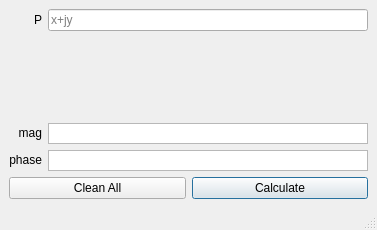
Qt form ui/rect2polar.ui (urbanij/syRF) before a commit.
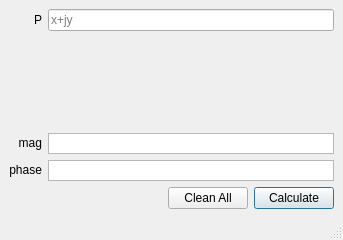
The same form after that commit.

Commit message: - moved λ/4 calculation to own window - new screenshots - minor edits html fron page

Patch:
```diff
--- a/ui/rect2polar.ui
+++ b/ui/rect2polar.ui
@@ -6,8 +6,8 @@
    <rect>
     <x>0</x>
     <y>0</y>
-    <width>377</width>
-    <height>230</height>
+    <width>343</width>
+    <height>240</height>
    </rect>
   </property>
   <property name="sizePolicy">
@@ -22,10 +22,86 @@
   <widget class="QWidget" name="centralwidget">
    <layout class="QGridLayout" name="gridLayout_2">
     <item row="0" column="0">
-     <layout class="QVBoxLayout" name="verticalLayout">
-      <item>
        <layout class="QGridLayout" name="gridLayout">
+      <item row="4" column="2">
+       <widget class="QPushButton" name="clean_all12_button">
+        <property name="text">
+         <string>Clean All</string>
+        </property>
+       </widget>
+      </item>
+      <item row="0" column="0">
+       <widget class="QLabel" name="label_82">
+        <property name="sizePolicy">
+         <sizepolicy hsizetype="Minimum" vsizetype="Preferred">
+          <horstretch>0</horstretch>
+          <verstretch>0</verstretch>
+         </sizepolicy>
+        </property>
+        <property name="text">
+         <string>&lt;html&gt;&lt;head/&gt;&lt;body&gt;&lt;p&gt;P&lt;/p&gt;&lt;/body&gt;&lt;/html&gt;</string>
+        </property>
+        <property name="alignment">
+         <set>Qt::AlignRight|Qt::AlignTrailing|Qt::AlignVCenter</set>
+        </property>
+       </widget>
+      </item>
+      <item row="4" column="3">
+       <widget class="QPushButton" name="calculate12_button">
+        <property name="text">
+         <string>Calculate</string>
+        </property>
+        <property name="default">
+         <bool>true</bool>
+        </property>
+       </widget>
+      </item>
+      <item row="2" column="0">
+       <widget class="QLabel" name="label_83">
+        <property name="sizePolicy">
+         <sizepolicy hsizetype="Minimum" vsizetype="Preferred">
+          <horstretch>0</horstretch>
+          <verstretch>0</verstretch>
+         </sizepolicy>
+        </property>
+        <property name="text">
+         <string>&lt;html&gt;&lt;head/&gt;&lt;body&gt;&lt;p&gt;mag&lt;/p&gt;&lt;/body&gt;&lt;/html&gt;</string>
+        </property>
+        <property name="alignment">
+         <set>Qt::AlignRight|Qt::AlignTrailing|Qt::AlignVCenter</set>
+        </property>
+       </widget>
+      </item>
+      <item row="3" column="0">
+       <widget class="QLabel" name="label_78">
+        <property name="sizePolicy">
+         <sizepolicy hsizetype="Minimum" vsizetype="Preferred">
+          <horstretch>0</horstretch>
+          <verstretch>0</verstretch>
+         </sizepolicy>
+        </property>
+        <property name="text">
+         <string>&lt;html&gt;&lt;head/&gt;&lt;body&gt;&lt;p&gt;phase&lt;/p&gt;&lt;/body&gt;&lt;/html&gt;</string>
+        </property>
+        <property name="alignment">
+         <set>Qt::AlignRight|Qt::AlignTrailing|Qt::AlignVCenter</set>
+        </property>
+       </widget>
+      </item>
         <item row="4" column="1">
+       <spacer name="horizontalSpacer">
+        <property name="orientation">
+         <enum>Qt::Horizontal</enum>
+        </property>
+        <property name="sizeHint" stdset="0">
+         <size>
+          <width>40</width>
+          <height>20</height>
+         </size>
+        </property>
+       </spacer>
+      </item>
+      <item row="3" column="1" colspan="3">
          <widget class="QTextBrowser" name="phase_text_browser">
           <property name="maximumSize">
            <size>
@@ -38,109 +114,41 @@
           </property>
          </widget>
         </item>
-        <item row="0" column="1" rowspan="2">
+      <item row="2" column="1" colspan="3">
+       <widget class="QTextBrowser" name="mag_text_browser">
+        <property name="maximumSize">
+         <size>
+          <width>16777215</width>
+          <height>21</height>
+         </size>
+        </property>
+        <property name="verticalScrollBarPolicy">
+         <enum>Qt::ScrollBarAlwaysOff</enum>
+        </property>
+       </widget>
+      </item>
+      <item row="0" column="1" colspan="3">
          <widget class="QLineEdit" name="P_coord_lineedit">
           <property name="placeholderText">
            <string>x+jy</string>
           </property>
          </widget>
         </item>
-        <item row="0" column="0" rowspan="2">
-         <widget class="QLabel" name="label_82">
-          <property name="sizePolicy">
-           <sizepolicy hsizetype="Minimum" vsizetype="Preferred">
-            <horstretch>0</horstretch>
-            <verstretch>0</verstretch>
-           </sizepolicy>
-          </property>
-          <property name="text">
-           <string>&lt;html&gt;&lt;head/&gt;&lt;body&gt;&lt;p&gt;P&lt;/p&gt;&lt;/body&gt;&lt;/html&gt;</string>
-          </property>
-          <property name="alignment">
-           <set>Qt::AlignRight|Qt::AlignTrailing|Qt::AlignVCenter</set>
-          </property>
-         </widget>
-        </item>
-        <item row="3" column="1">
-         <widget class="QTextBrowser" name="mag_text_browser">
-          <property name="maximumSize">
-           <size>
-            <width>16777215</width>
-            <height>21</height>
-           </size>
-          </property>
-          <property name="verticalScrollBarPolicy">
-           <enum>Qt::ScrollBarAlwaysOff</enum>
-          </property>
-         </widget>
-        </item>
-        <item row="4" column="0">
-         <widget class="QLabel" name="label_78">
-          <property name="sizePolicy">
-           <sizepolicy hsizetype="Minimum" vsizetype="Preferred">
-            <horstretch>0</horstretch>
-            <verstretch>0</verstretch>
-           </sizepolicy>
-          </property>
-          <property name="text">
-           <string>&lt;html&gt;&lt;head/&gt;&lt;body&gt;&lt;p&gt;phase&lt;/p&gt;&lt;/body&gt;&lt;/html&gt;</string>
-          </property>
-          <property name="alignment">
-           <set>Qt::AlignRight|Qt::AlignTrailing|Qt::AlignVCenter</set>
-          </property>
-         </widget>
-        </item>
-        <item row="3" column="0">
-         <widget class="QLabel" name="label_83">
-          <property name="sizePolicy">
-           <sizepolicy hsizetype="Minimum" vsizetype="Preferred">
-            <horstretch>0</horstretch>
-            <verstretch>0</verstretch>
-           </sizepolicy>
-          </property>
-          <property name="text">
-           <string>&lt;html&gt;&lt;head/&gt;&lt;body&gt;&lt;p&gt;mag&lt;/p&gt;&lt;/body&gt;&lt;/html&gt;</string>
-          </property>
-          <property name="alignment">
-           <set>Qt::AlignRight|Qt::AlignTrailing|Qt::AlignVCenter</set>
-          </property>
-         </widget>
-        </item>
-        <item row="2" column="1">
+      <item row="1" column="1">
          <spacer name="verticalSpacer">
           <property name="orientation">
            <enum>Qt::Vertical</enum>
           </property>
+        <property name="sizeType">
+         <enum>QSizePolicy::Expanding</enum>
+        </property>
           <property name="sizeHint" stdset="0">
            <size>
             <width>20</width>
-            <height>40</height>
+          <height>20</height>
            </size>
           </property>
          </spacer>
-        </item>
-       </layout>
-      </item>
-      <item>
-       <layout class="QHBoxLayout" name="horizontalLayout">
-        <item>
-         <widget class="QPushButton" name="clean_all12_button">
-          <property name="text">
-           <string>Clean All</string>
-          </property>
-         </widget>
-        </item>
-        <item>
-         <widget class="QPushButton" name="calculate12_button">
-          <property name="text">
-           <string>Calculate</string>
-          </property>
-          <property name="default">
-           <bool>true</bool>
-          </property>
-         </widget>
-        </item>
-       </layout>
       </item>
      </layout>
     </item>
```
Lines whose indentation alone changed are shown as unchanged. The commit also changes 19 other files.
